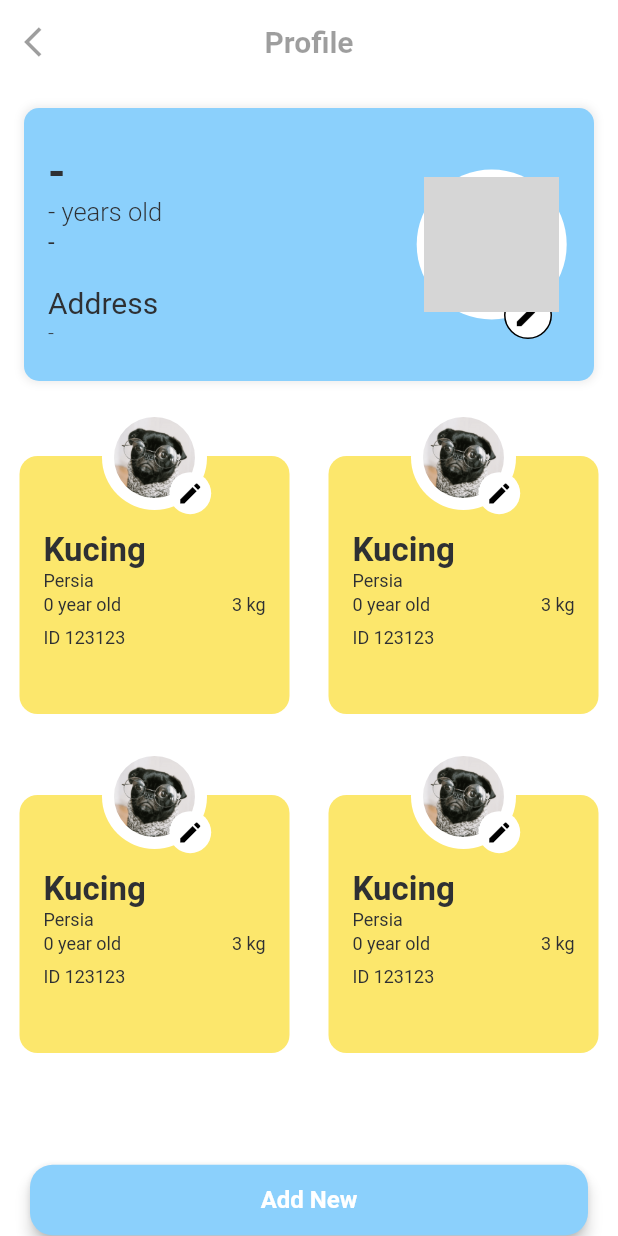
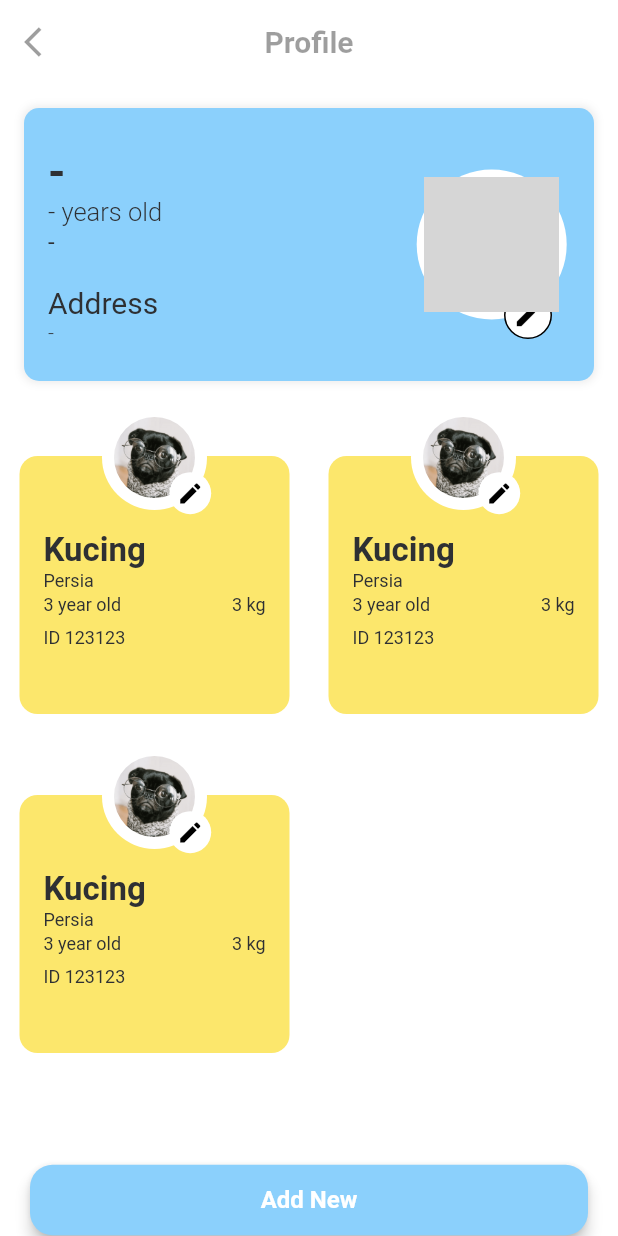
Before and after one commit to lokapin-indonesia/lokapin-app, a Flutter app: the ProfileScreen screen opened directly, on a phone screen of 412 x 824 dp. Run offline on Flutter 3.47's test engine with Material 2 defaults, Android fonts, the light colour scheme and no system bars; drawn by our look-alikes of nb_utils; our stand-ins replace email_validator, flutter_dotenv, get_storage, google_fonts, rflutter_alert and 1 more; missing offline and left inert: dart:ffi; accounts and stored records are empty; network calls fail; grey boxes are pictures that could not be loaded.

Commit message:
fixing type data

```diff
--- a/lib/models/PetModels.dart
+++ b/lib/models/PetModels.dart
@@ -2,24 +2,32 @@ import 'package:flutter/foundation.dart';
 
 class PetModels {
   final String? id;
+  final String? hardwareId;
   final String? name;
-  final String? image;
-  final String? breeds;
+  final String? photo;
+  final String? species;
+  final String? breed;
   final String? gender;
   final int? weight;
-  final DateTime? birthDate;
-  final DateTime? vaccinationActivity;
-  final DateTime? medicalCheckUpActivity;
+  final int? age;
+  final String? lat;
+  final String? long;
+  final DateTime? lastUpdated;
+  final DateTime? lastPing;
 
   PetModels({
     @required this.id,
+    @required this.hardwareId,
     @required this.name,
-    @required this.image,
-    @required this.breeds,
+    @required this.photo,
+    @required this.species,
+    @required this.breed,
     @required this.gender,
     @required this.weight,
-    @required this.birthDate,
-    @required this.vaccinationActivity,
-    @required this.medicalCheckUpActivity,
+    @required this.age,
+    @required this.lat,
+    @required this.long,
+    @required this.lastUpdated,
+    @required this.lastPing,
   });
 }
--- a/lib/screen/profile/profile_Screen.dart
+++ b/lib/screen/profile/profile_Screen.dart
@@ -250,16 +250,34 @@ class _ProfileScreenState extends State<ProfileScreen> {
                     crossAxisCount: 2,
                     mainAxisSpacing: 20,
                     children: [
+                      //                 "id": 5,
+                      // "hardware_id": "lokapin-SXM3-M6qW-uY17-WVXJ",
+                      // "name": "kewan 1",
+                      // "photo": "cl7j3136b00034vmx9z5ibr4p.png",
+                      // "species": "bulbasaurr",
+                      // "breed": "breeding gan",
+                      // "gender": "no gender",
+                      // "age": 10,
+                      // "lat": null,
+                      // "long": null,
+                      // "last_updated": "2022-09-01T13:27:49.341Z",
+                      // "last_ping": null
                       PetCard(
                           petData: PetModels(
                             id: "123123",
+                            hardwareId: "1231",
                             name: "Kucing",
-                              breeds: "Persia",
+                            photo: null,
+                            species: "Persia",
+                            breed: "Persia",
                             gender: "Male",
                             weight: 3,
-                              birthDate: DateTime.now(),
-                              vaccinationActivity: DateTime.now(),
-                              medicalCheckUpActivity: DateTime.now()),
+                            age: 3,
+                            lat: "asd",
+                            long: "asd",
+                            lastUpdated: DateTime.now(),
+                            lastPing: DateTime.now(),
+                          ),
                           editPet: (id) => {
                                 const EditProfilePetScreen().launch(context),
                                 print(id)
@@ -267,13 +285,19 @@ class _ProfileScreenState extends State<ProfileScreen> {
                       PetCard(
                           petData: PetModels(
                             id: "123123",
+                            hardwareId: "1231",
                             name: "Kucing",
-                              breeds: "Persia",
+                            photo: null,
+                            species: "Persia",
+                            breed: "Persia",
                             gender: "Male",
                             weight: 3,
-                              birthDate: DateTime.now(),
-                              vaccinationActivity: DateTime.now(),
-                              medicalCheckUpActivity: DateTime.now()),
+                            age: 3,
+                            lat: "asd",
+                            long: "asd",
+                            lastUpdated: DateTime.now(),
+                            lastPing: DateTime.now(),
+                          ),
                           editPet: (id) => {
                                 const EditProfilePetScreen().launch(context),
                                 print(id)
@@ -281,27 +305,19 @@ class _ProfileScreenState extends State<ProfileScreen> {
                       PetCard(
                           petData: PetModels(
                             id: "123123",
+                            hardwareId: "1231",
                             name: "Kucing",
-                              breeds: "Persia",
+                            photo: null,
+                            species: "Persia",
+                            breed: "Persia",
                             gender: "Male",
                             weight: 3,
-                              birthDate: DateTime.now(),
-                              vaccinationActivity: DateTime.now(),
-                              medicalCheckUpActivity: DateTime.now()),
-                          editPet: (id) => {
-                                const EditProfilePetScreen().launch(context),
-                                print(id)
-                              }),
-                      PetCard(
-                          petData: PetModels(
-                              id: "123123",
-                              name: "Kucing",
-                              breeds: "Persia",
-                              gender: "Male",
-                              weight: 3,
-                              birthDate: DateTime.now(),
-                              vaccinationActivity: DateTime.now(),
-                              medicalCheckUpActivity: DateTime.now()),
+                            age: 3,
+                            lat: "asd",
+                            long: "asd",
+                            lastUpdated: DateTime.now(),
+                            lastPing: DateTime.now(),
+                          ),
                           editPet: (id) => {
                                 const EditProfilePetScreen().launch(context),
                                 print(id)
--- a/lib/widgets/pet_card.dart
+++ b/lib/widgets/pet_card.dart
@@ -34,15 +34,14 @@ class PetCard extends StatelessWidget {
                     Text(petData?.name ?? "-",
                         style:
                             boldTextStyle(size: 22, weight: FontWeight.w600)),
-                    Text(petData?.breeds ?? "-",
+                    Text(petData?.breed ?? "-",
                         style:
                             boldTextStyle(size: 12, weight: FontWeight.normal)),
                     2.height,
                     Row(
                       crossAxisAlignment: CrossAxisAlignment.center,
                       children: [
-                        Text(
-                            "${DateTime.now().year - (petData?.birthDate?.year ?? 0)} year old",
+                        Text("${petData?.age ?? 0} year old",
                             style: boldTextStyle(
                                 size: 12, weight: FontWeight.normal)),
                         8.height,
@@ -75,7 +74,7 @@ class PetCard extends StatelessWidget {
                       padding: const EdgeInsets.all(8),
                       child: ClipOval(
                         child: Image.asset(
-                            petData?.image ?? 'assets/animal_profpic.png',
+                            petData?.photo ?? 'assets/animal_profpic.png',
                             width: 70,
                             height: 70,
                             fit: BoxFit.fitWidth),
```
Lines whose indentation alone changed are shown as unchanged.
